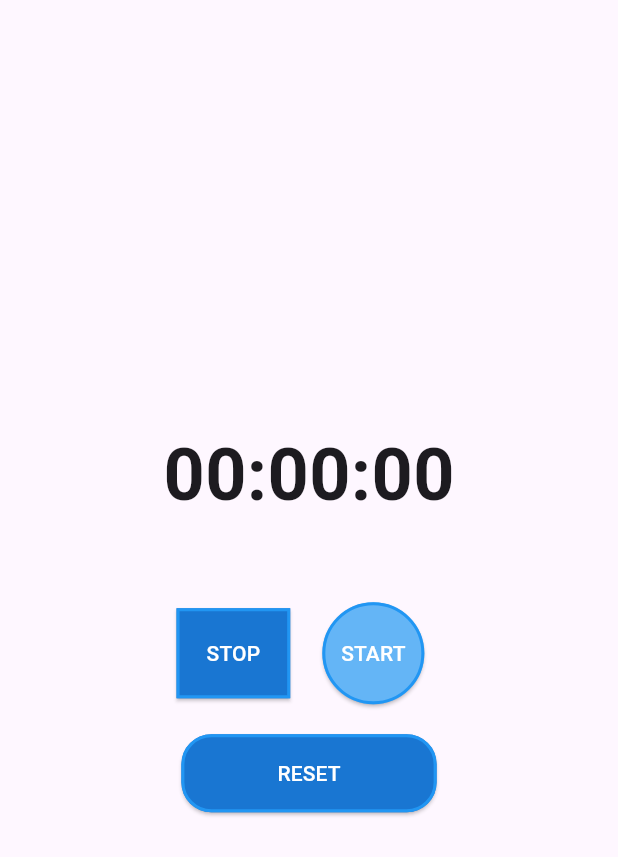
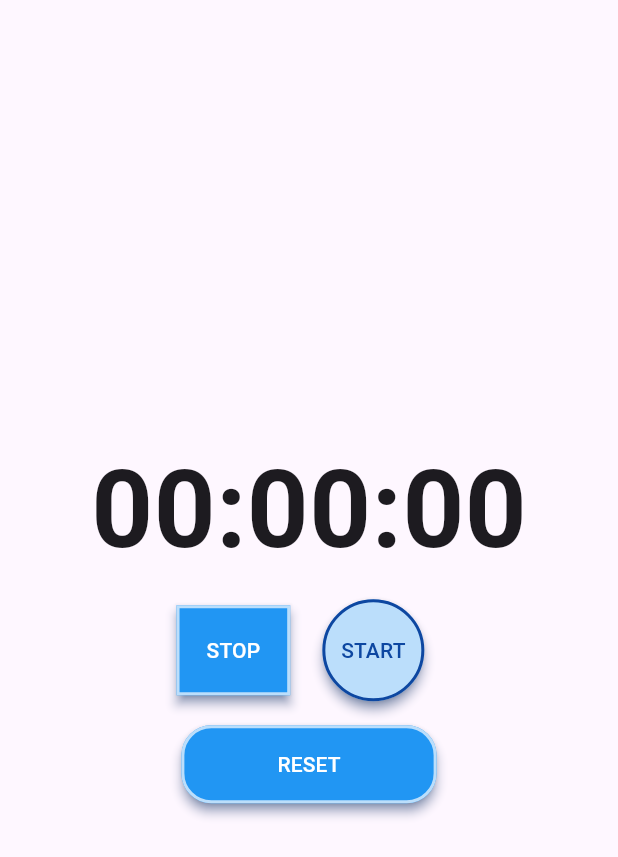
Before and after one commit to bigbenbigben/soloud_app, a Flutter app: the screen it shows after launch, after a tap on "START", after a tap on "RESET", on a phone screen of 412 x 824 dp. Shown: the top 857 px of the screen. Run offline on Flutter 3.47's test engine with Material 3 defaults, Android fonts, the phone set to English and light mode, and no system bars.

Commit message:
位置調整

```diff
--- a/lib/main.dart
+++ b/lib/main.dart
@@ -24,14 +24,34 @@ class _TimerPageState extends State<TimerPage> {
   late Timer _timer;
   int _seconds = 0;
   bool _isRunning = false;
+  bool _buttonCooldown = false; // ボタンが押されるのを制御するフラグ
 
-  Color get _startButtonColor => _isRunning ? Colors.blue[700]! : Colors.blue[300]!;
+  Color get _startButtonColor {
+    if (_buttonCooldown) {
+      return _isRunning ? Colors.blue : Colors.blue[100]!; // チャタリング中は色を固定
+    }
+    return _isRunning ? Colors.blue : Colors.blue[100]!;
+  }
+
+  Color get _startTextColor {
+    if (_buttonCooldown) {
+      return _isRunning ? Colors.white : Colors.blue[900]!; // チャタリング中は色を固定
+    }
+    return _isRunning ? Colors.white : Colors.blue[900]!;
+  }
 
   void _startTimer() {
-    if (_isRunning) return;
+    if (_isRunning || _buttonCooldown) return;
 
     setState(() {
-      _isRunning = true; // タイマーが動いている状態に設定
+      _isRunning = true;
+      _buttonCooldown = true;
+    });
+
+    Future.delayed(Duration(milliseconds: 30), () {
+      setState(() {
+        _buttonCooldown = false;
+      });
     });
 
     _timer = Timer.periodic(Duration(seconds: 1), (timer) {
@@ -42,18 +62,36 @@ class _TimerPageState extends State<TimerPage> {
   }
 
   void _stopTimer() {
+    if (_buttonCooldown) return;
+
     if (_isRunning) {
       _timer.cancel();
       setState(() {
-        _isRunning = false; // タイマーが止まっている状態に設定
+        _isRunning = false;
+        _buttonCooldown = true;
+      });
+
+      Future.delayed(Duration(milliseconds: 30), () {
+        setState(() {
+          _buttonCooldown = false;
+        });
       });
     }
   }
 
   void _resetTimer() {
-    _stopTimer(); // 停止してからリセット
+    if (_buttonCooldown) return;
+
+    _stopTimer();
     setState(() {
-      _seconds = 0; // 秒数をリセット
+      _seconds = 0;
+      _buttonCooldown = true;
+    });
+
+    Future.delayed(Duration(milliseconds: 30), () {
+      setState(() {
+        _buttonCooldown = false;
+      });
     });
   }
 
@@ -73,46 +111,52 @@ class _TimerPageState extends State<TimerPage> {
           children: [
             Text(
               _formatTime(_seconds),
-              style: TextStyle(fontSize: 48, fontWeight: FontWeight.bold),
+              style: TextStyle(fontSize: 72, fontWeight: FontWeight.bold),
             ),
-            SizedBox(height: 50),
+            SizedBox(height: 8),
             Row(
               mainAxisAlignment: MainAxisAlignment.center,
               children: [
                 ElevatedButton(
-                  onPressed: _stopTimer,
-                  child: Text('STOP', style: TextStyle(color: Colors.white)), // 文字色を白に
+                  onPressed: _buttonCooldown ? null : _stopTimer,
+                  child: Text('STOP', style: TextStyle(color: Colors.white)),
                   style: ElevatedButton.styleFrom(
-                    shape: RoundedRectangleBorder(), // 正方形にするために修正
+                    shape: RoundedRectangleBorder(),
                     padding: EdgeInsets.all(20),
-                    backgroundColor: Colors.blue[700], // STOPボタンの色
-                    side: BorderSide(color: Colors.blue, width: 2), // 縁取りの設定
+                    backgroundColor: Colors.blue,
+                    side: BorderSide(color: Colors.blue.shade100, width: 2),
+                    elevation: 3, // 立体感を追加
+                    shadowColor: Colors.blue[900], // 影の色
                   ),
                 ),
                 SizedBox(width: 10),
                 ElevatedButton(
-                  onPressed: _startTimer,
-                  child: Text('START', style: TextStyle(color: Colors.white)), // 文字色を白に
+                  onPressed: _buttonCooldown ? null : _startTimer,
+                  child: Text('START', style: TextStyle(color: _startTextColor)),
                   style: ElevatedButton.styleFrom(
                     shape: CircleBorder(),
                     padding: EdgeInsets.all(24),
-                    backgroundColor: _startButtonColor, // STARTボタンの色を動的に決定
-                    side: BorderSide(color: Colors.blue, width: 2), // 縁取りの設定
+                    backgroundColor: _startButtonColor,
+                    side: BorderSide(color: Colors.blue.shade900, width: 2),
+                    elevation: 3, // 立体感を追加
+                    shadowColor: Colors.blue[900], // 影の色
                   ),
                 ),
               ],
             ),
-            SizedBox(height: 20), // STOPとSTARTの間にスペースを追加
+            SizedBox(height: 16),
             ElevatedButton(
-              onPressed: _resetTimer,
-              child: Text('RESET', style: TextStyle(color: Colors.white)), // 文字色を白に
+              onPressed: _buttonCooldown ? null : _resetTimer,
+              child: Text('RESET', style: TextStyle(color: Colors.white)),
               style: ElevatedButton.styleFrom(
                 shape: RoundedRectangleBorder(
-                  borderRadius: BorderRadius.circular(20), // 角を丸くする
+                  borderRadius: BorderRadius.circular(20),
                 ),
-                padding: EdgeInsets.symmetric(horizontal: 64, vertical: 16), // 長方形のサイズを設定
-                backgroundColor: Colors.blue[700], // RESETボタンの色
-                side: BorderSide(color: Colors.blue, width: 2), // 縁取りの設定
+                padding: EdgeInsets.symmetric(horizontal: 64, vertical: 16),
+                backgroundColor: Colors.blue,
+                side: BorderSide(color: Colors.blue.shade100, width: 2),
+                elevation: 3, // 立体感を追加
+                shadowColor: Colors.blue[900], // 影の色
               ),
             ),
           ],
```
